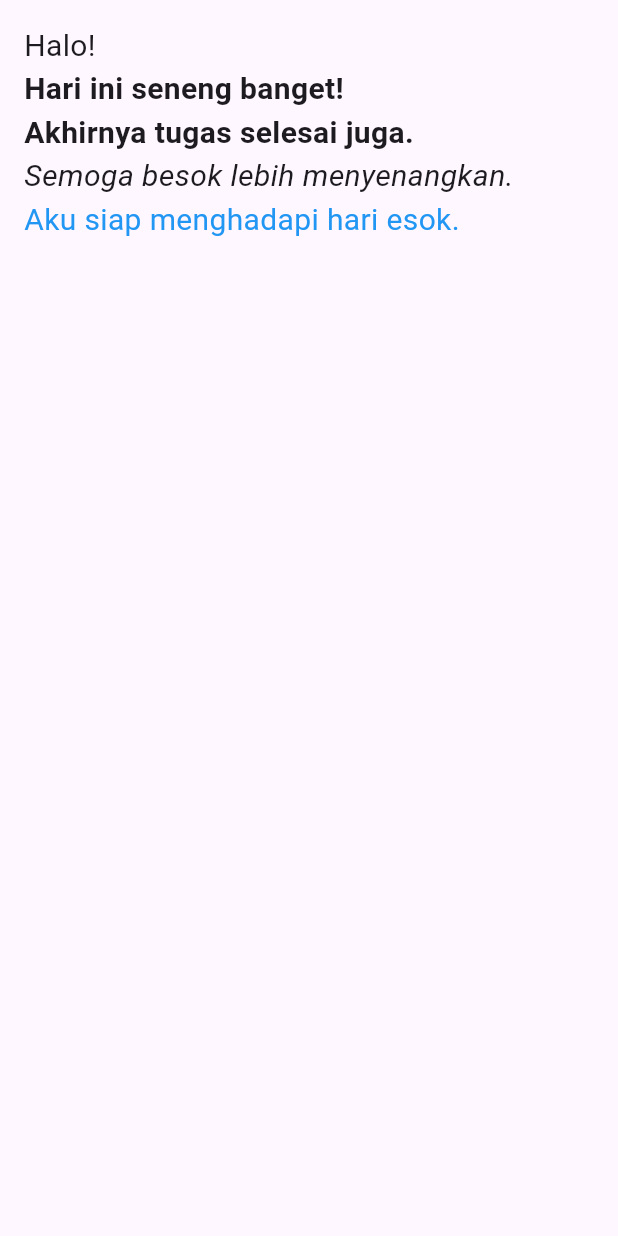
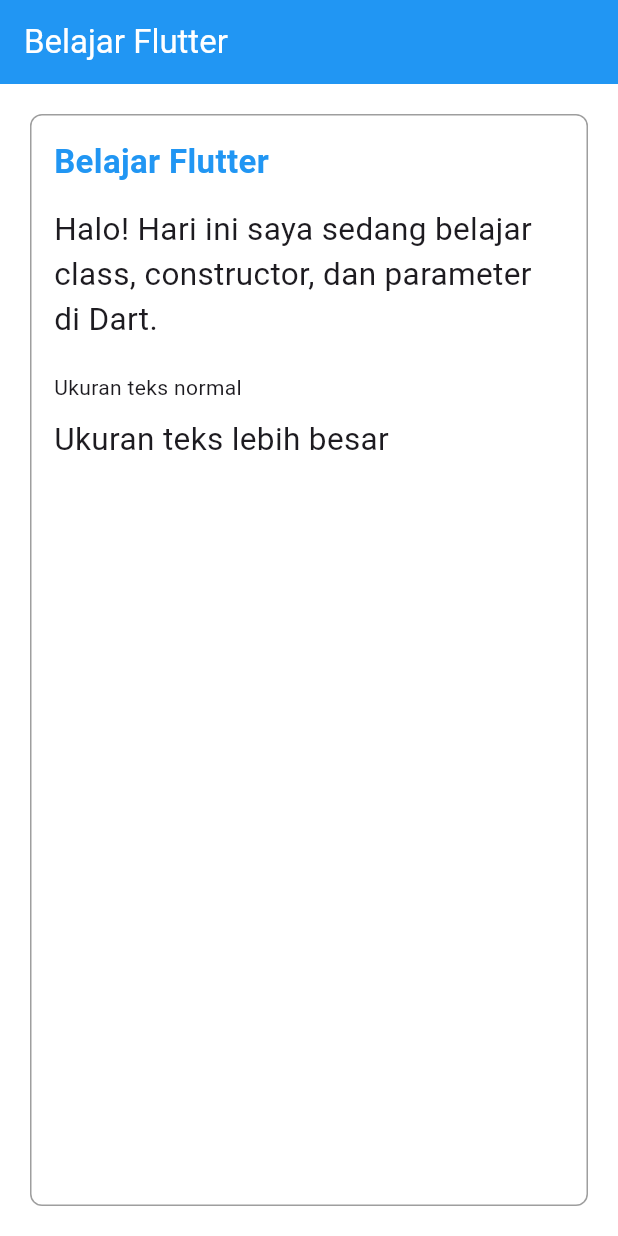
Before and after one commit to Adyl-Pandu/tugas-dart, a Flutter app: the screen it shows after launch, on a phone screen of 412 x 824 dp. Run offline on Flutter 3.47's test engine with Material 3 defaults, Android fonts, the phone set to English and light mode, and no system bars.

Commit message:
bikin kaya blog

```diff
--- a/lib/main.dart
+++ b/lib/main.dart
@@ -1,69 +1,94 @@
+
 import 'package:flutter/material.dart';
 
 void main() {
-  runApp(const AplikasiGayaTeks());
+  runApp(const MyApp());
 }
 
-class AplikasiGayaTeks extends StatelessWidget {
-  const AplikasiGayaTeks({super.key});
+class MyApp extends StatelessWidget {
+  const MyApp({super.key});
 
   @override
   Widget build(BuildContext context) {
-    return const MaterialApp(
+    return MaterialApp(
+      debugShowCheckedModeBanner: false,
       home: Scaffold(
-        body: DaftarGayaTeks(),
+        backgroundColor: Colors.white,
+        appBar: AppBar(
+          title: const Text('Belajar Flutter'),
+          backgroundColor: Colors.blue,
+          foregroundColor: Colors.white,
+        ),
+        body: SafeArea(
+          child: Padding(
+            padding: const EdgeInsets.all(20),
+            child: Container(
+              width: double.infinity,
+              padding: const EdgeInsets.all(15),
+              decoration: BoxDecoration(
+                border: Border.all(color: Colors.grey),
+                borderRadius: BorderRadius.circular(8),
+              ),
+              child: const TextScalerWidget(),
+            ),
+          ),
+        ),
       ),
     );
   }
 }
 
-class DaftarGayaTeks extends StatelessWidget {
-  const DaftarGayaTeks({super.key});
+class SectionTitle extends StatelessWidget {
+  final String title;
+  final TextStyle? style;
+
+  const SectionTitle({
+    super.key,
+    required this.title,
+    this.style,
+  });
 
   @override
   Widget build(BuildContext context) {
-    return const SafeArea(
-      child: Padding(
-        padding: EdgeInsets.all(16),
-        child: Column(
-          crossAxisAlignment: CrossAxisAlignment.start,
-          children: [
-            Text(
-              'Halo!',
-              style: TextStyle(fontSize: 20),
-            ),
-            Text(
-              'Hari ini seneng banget!',
-              style: TextStyle(
-                fontSize: 20,
-                fontWeight: FontWeight.bold,
-              ),
-            ),
-            Text(
-              'Akhirnya tugas selesai juga.',
-              style: TextStyle(
-                fontSize: 20,
-                fontWeight: FontWeight.w600,
-              ),
-            ),
-            Text(
-              'Semoga besok lebih menyenangkan.',
-              style: TextStyle(
-                fontSize: 20,
-                fontStyle: FontStyle.italic,
-              ),
-            ),
-            Text(
-              'Aku siap menghadapi hari esok.',
-              style: TextStyle(
-                fontSize: 20,
-                color: Colors.blue,
-              ),
-            ),
-          ],
-
-        ),
+    return Text(
+      title,
+      style: (style ?? const TextStyle()).copyWith(
+        fontSize: 22,
+        fontWeight: FontWeight.bold,
       ),
     );
   }
 }
+
+class TextScalerWidget extends StatelessWidget {
+  const TextScalerWidget({super.key});
+
+  @override
+  Widget build(BuildContext context) {
+    return Column(
+      crossAxisAlignment: CrossAxisAlignment.start,
+      children: const [
+        SectionTitle(
+          title: 'Belajar Flutter',
+          style: TextStyle(color: Colors.blue),
+        ),
+        SizedBox(height: 15),
+        Text(
+          'Halo! Hari ini saya sedang belajar '
+          'class, constructor, dan parameter di Dart.',
+          textScaler: TextScaler.linear(1.5),
+        ),
+        SizedBox(height: 20),
+        Text(
+          'Ukuran teks normal',
+          textScaler: TextScaler.linear(1.0),
+        ),
+        SizedBox(height: 10),
+        Text(
+          'Ukuran teks lebih besar',
+          textScaler: TextScaler.linear(1.5),
+        ),
+      ],
+    );
+  }
+}
```
